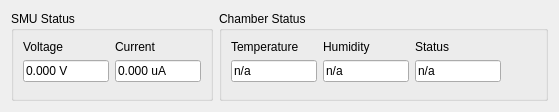
Before: the Qt Designer form comet_longterm/statuswidget.ui in hephy-dd/comet-longterm, drawn with Qt 5.
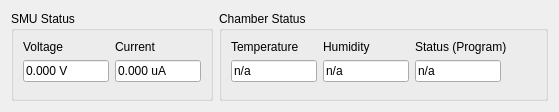
After: the same form once the commit is applied.

Patch:
```diff
--- a/comet_longterm/statuswidget.ui
+++ b/comet_longterm/statuswidget.ui
@@ -220,7 +220,7 @@
       <item row="0" column="2">
        <widget class="QLabel" name="statusLabel">
         <property name="text">
-         <string>Status</string>
+         <string>Status (Program)</string>
         </property>
        </widget>
       </item>
```
